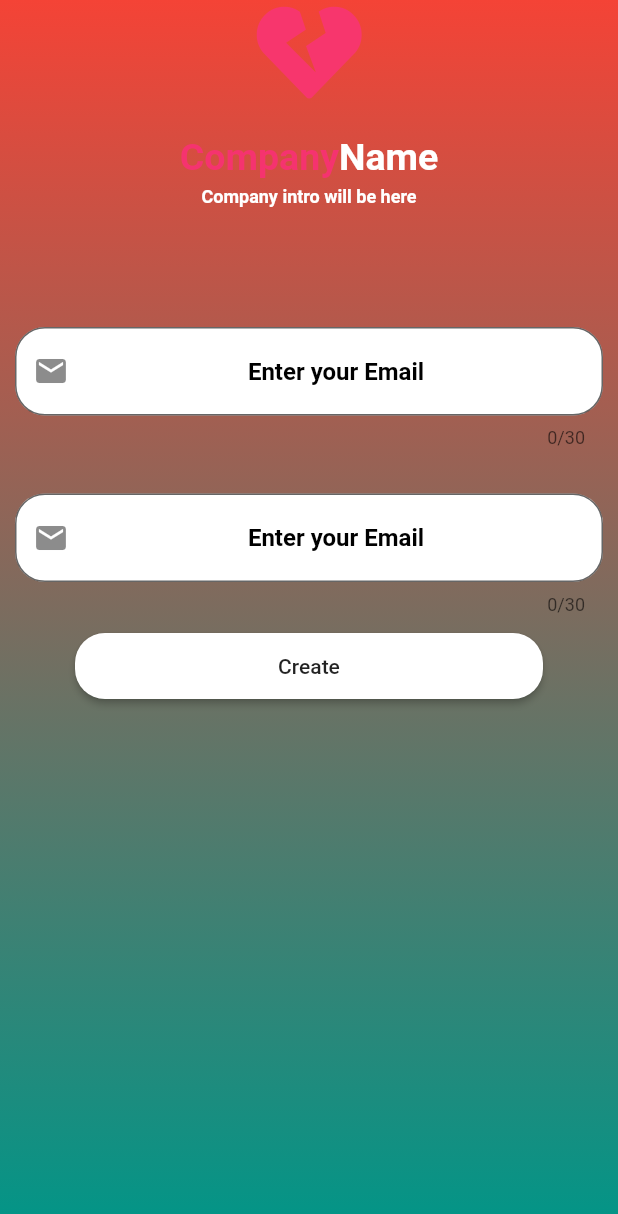
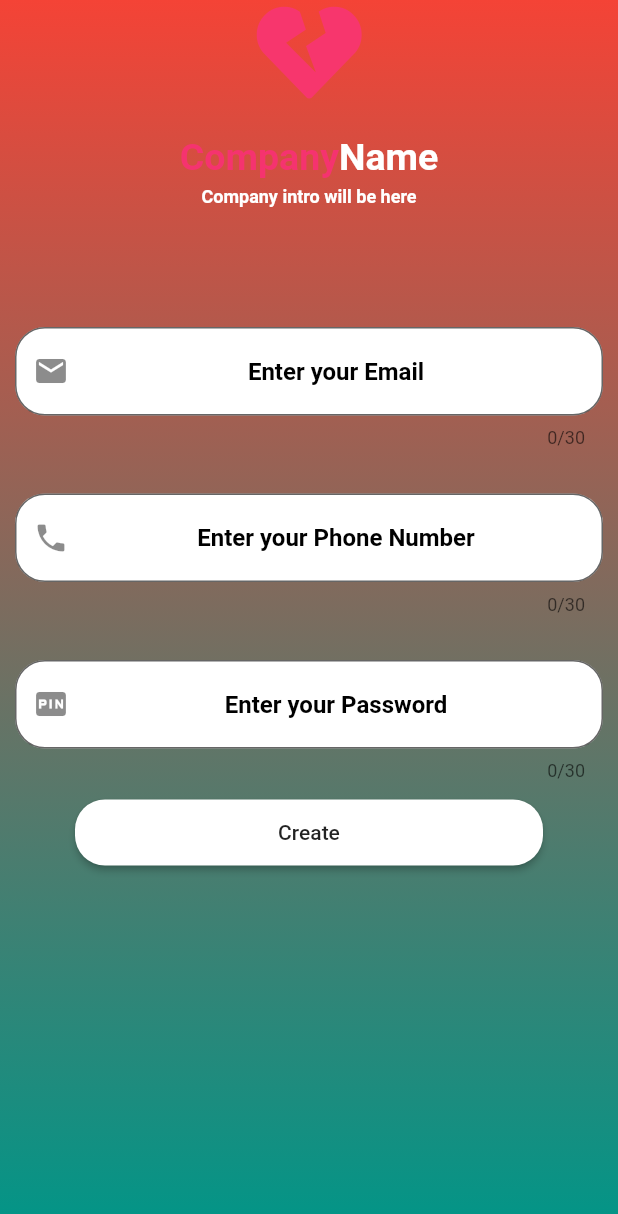
Before and after one commit to Slahuden-Akram/Sproject01, a Flutter app: the screen it shows after launch, after a tap on "Sign Up", on a phone screen of 412 x 824 dp. Shown: the top 1214 px of the screen. Run offline on Flutter 3.47's test engine with Material 2 defaults, Android fonts, the phone set to English and light mode, and no system bars; our stand-ins replace font_awesome_flutter; Roboto replaces fonts that are missing (Raleway).

```diff
--- a/lib/Screens/login.dart
+++ b/lib/Screens/login.dart
@@ -119,8 +119,34 @@ class _NewLoginState extends State<NewLogin> {
                       ),
                       filled: true,
                       fillColor: Colors.white,
-                      prefixIcon: Icon(Icons.email),
-                      hintText: "Enter your Email",
+                      prefixIcon: Icon(Icons.phone),
+                      hintText: "Enter your Phone Number",
+                      hintStyle: TextStyle(
+                          fontWeight: FontWeight.w700, color: Colors.black),
+                    ),
+                  ),
+                ),
+                Container(
+                  margin: const EdgeInsets.only(top: 10, bottom: 0.0),
+                  padding: EdgeInsets.all(10.0),
+                  width: double.infinity,
+                  child: TextField(
+                    keyboardType: TextInputType.emailAddress,
+                    textAlign: TextAlign.center,
+                    style: TextStyle(
+                        color: Colors.black, fontWeight: FontWeight.w700),
+                    cursorColor: Colors.black,
+                    maxLength: 30,
+                    decoration: InputDecoration(
+                      border: new OutlineInputBorder(
+                        borderRadius: const BorderRadius.all(
+                          const Radius.circular(20.0),
+                        ),
+                      ),
+                      filled: true,
+                      fillColor: Colors.white,
+                      prefixIcon: Icon(Icons.fiber_pin),
+                      hintText: "Enter your Password",
                       hintStyle: TextStyle(
                           fontWeight: FontWeight.w700, color: Colors.black),
                     ),
```
